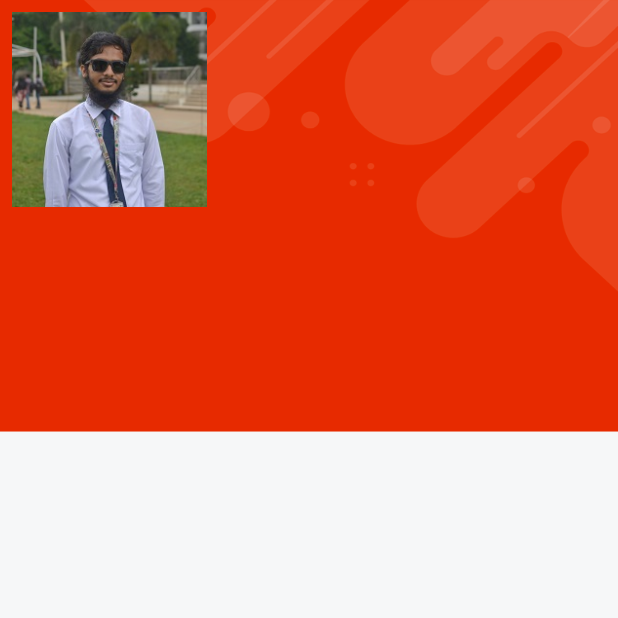
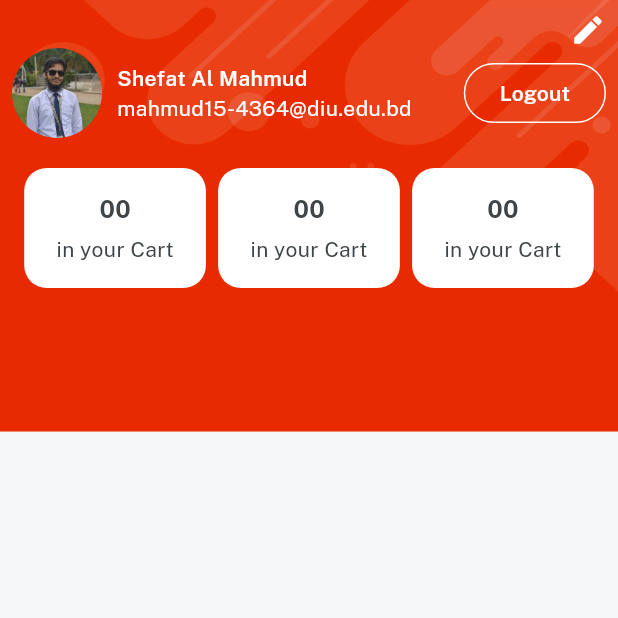
Before and after one commit to AAM-Mustahid/Emart_Plus, a Flutter app: the ProfileScreen screen opened directly, on a phone screen of 412 x 824 dp, the top half of it. Run offline on Flutter 3.47's test engine with Material 3 defaults, Android fonts, the phone set to English and light mode, and no system bars; our stand-ins replace get, velocity_x.

Commit message:
Worked on Profile page

```diff
--- a/lib/consts/strings.dart
+++ b/lib/consts/strings.dart
@@ -58,3 +58,7 @@ const video = "Video",
     returnpolicy = "Return Policy",
     supportpolicy = "Support Policy",
     productyoumaylike = "You may also like";
+
+//profile
+
+const logout = "Logout";
--- /dev/null
+++ b/lib/views/profile_screen/components/detailsCart.dart
@@ -0,0 +1,19 @@
+import 'package:emart_plus/consts/consts.dart';
+
+Widget detailsCart({width, String? count, String? title}) {
+  return Column(
+    mainAxisAlignment: MainAxisAlignment.center,
+    children: [
+      "00".text.fontFamily(bold).color(darkFontGrey).size(16).make(),
+      5.heightBox,
+      "in your Cart".text.color(darkFontGrey).make(),
+    ],
+  )
+      .box
+      .white
+      .rounded
+      .width(width)
+      .height(80)
+      .padding(const EdgeInsets.all(4))
+      .make();
+}
--- a/lib/views/profile_screen/profile_screen.dart
+++ b/lib/views/profile_screen/profile_screen.dart
@@ -1,4 +1,5 @@
 import 'package:emart_plus/consts/consts.dart';
+import 'package:emart_plus/views/profile_screen/components/detailsCart.dart';
 import 'package:emart_plus/widgets_common/bg_widget.dart';
 
 class ProfileScreen extends StatelessWidget {
@@ -13,11 +14,51 @@ class ProfileScreen extends StatelessWidget {
           padding: const EdgeInsets.all(8),
           child: Column(
             children: [
+              const Align(
+                alignment: Alignment.topRight,
+                child: Icon(Icons.edit, color: whiteColor),
+              ).onTap(() {}),
               Row(
                 children: [
-                  Image.asset(imgProfile2, width: 130, fit: BoxFit.cover)
+                  Image.asset(imgProfile2, width: 60, fit: BoxFit.cover)
                       .box
+                      .roundedFull
+                      .clip(Clip.antiAlias)
                       .make(),
+                  10.widthBox,
+                  Expanded(
+                      child: Column(
+                    crossAxisAlignment: CrossAxisAlignment.start,
+                    children: [
+                      "Shefat Al Mahmud".text.fontFamily(semibold).white.make(),
+                      "mahmud15-4364@diu.edu.bd".text.white.make(),
+                    ],
+                  )),
+                  OutlinedButton(
+                      style: OutlinedButton.styleFrom(
+                          side: const BorderSide(
+                        color: whiteColor,
+                      )),
+                      onPressed: () {},
+                      child: logout.text.fontFamily(semibold).white.make())
+                ],
+              ),
+              20.heightBox,
+              Row(
+                mainAxisAlignment: MainAxisAlignment.spaceEvenly,
+                children: [
+                  detailsCart(
+                      count: "00",
+                      title: "in your cart",
+                      width: context.screenWidth / 3.4),
+                  detailsCart(
+                      count: "00",
+                      title: "in your wishlist",
+                      width: context.screenWidth / 3.4),
+                  detailsCart(
+                      count: "00",
+                      title: "your orders",
+                      width: context.screenWidth / 3.4),
                 ],
               )
             ],
```
